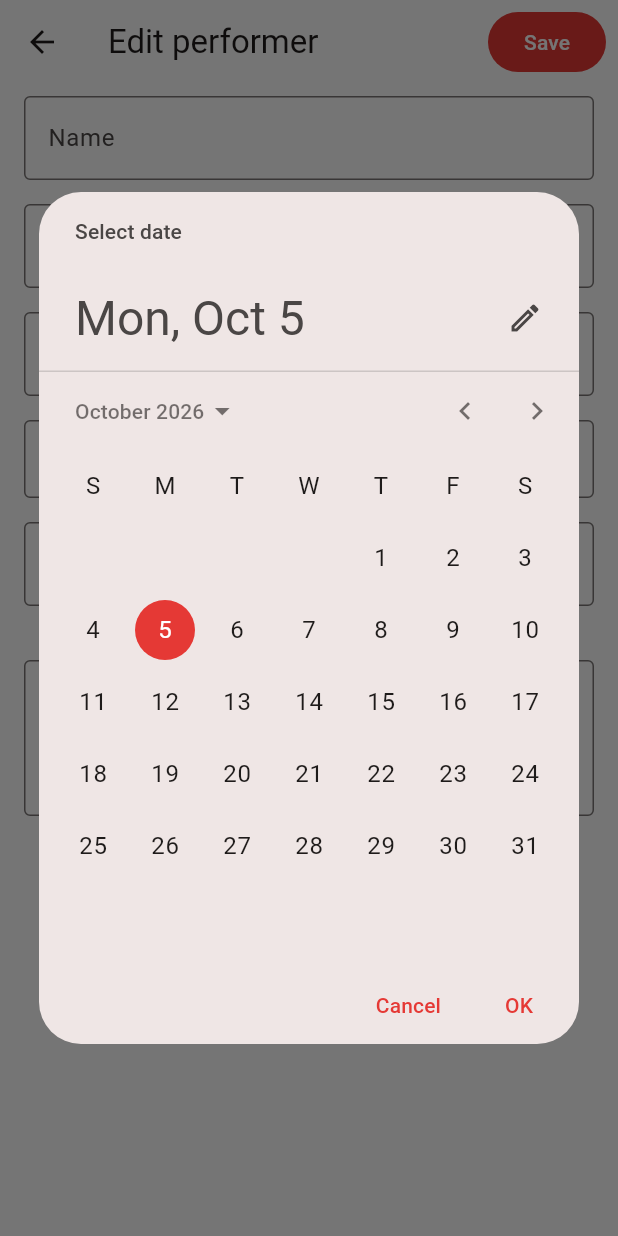
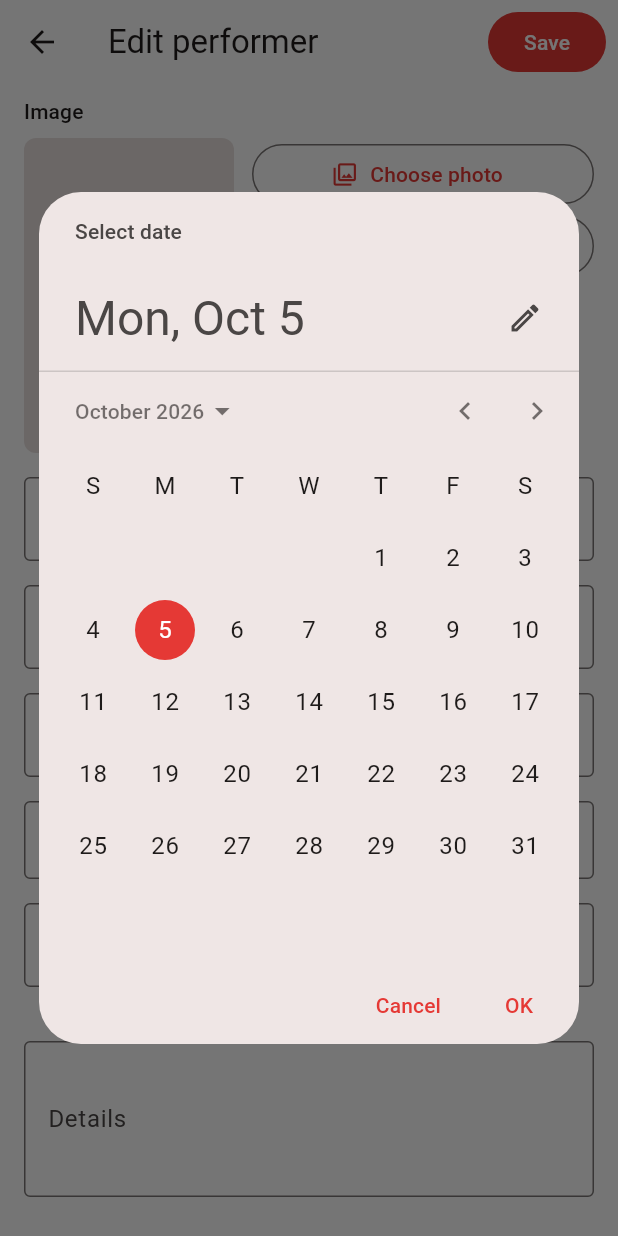
Before and after one commit to Two-Play/StashTube, a Flutter app: the PerformerEditPage screen opened directly with empty values, after a tap on an icon or button, on a phone screen of 412 x 824 dp. Run offline on Flutter 3.47's test engine with Material 3 defaults, Android fonts, the phone set to English and light mode, and no system bars; drawn by our look-alikes of cached_network_image; our stand-ins replace flutter_riverpod, flutter_svg, graphql_flutter, image_picker, shared_preferences; missing offline and left inert: country_flags, flutter_chrome_cast, media_kit, media_kit_video, miniplayer; accounts and stored records are empty; network calls fail.

Commit message:
Edit images and URLs (backlog 17.3)
- Image field in edit forms: scene cover, performer image, studio logo,
  tag image; choose a photo from the library (scaled to max 2048 px) or
  use an image URL; sent as a data URI or URL in the update input
- URL lists for scenes, performers and galleries, loaded with separate
  queries so servers without `urls` only lose the URL editor; studio
  website field
- Fix: the "From URL" dialog disposed its text controller while still
  closing; URL loading errors no longer escape initState
- SDK constraint raised to ^3.12 (already required by Riverpod 3)
- iOS photo library usage description; image_picker dependency

Co-Authored-By: Claude Opus 5.5 <noreply@anthropic.com>

```diff
--- a/lib/core/api/queries.dart
+++ b/lib/core/api/queries.dart
@@ -139,6 +139,20 @@ mutation GalleryEdit($input: GalleryUpdateInput!) {
   galleryUpdate(input: $input) { ...GalleryFields }
 }
 ''' '$_galleryFields';
+
+  /// URL lists, queried separately so older Stash versions without `urls`
+  /// only lose the URL editor, not the lists.
+  static const sceneUrls = r'''
+query SceneUrls($id: ID!) { findScene(id: $id) { id urls } }
+''';
+
+  static const performerUrls = r'''
+query PerformerUrls($id: ID!) { findPerformer(id: $id) { id urls } }
+''';
+
+  static const galleryUrls = r'''
+query GalleryUrls($id: ID!) { findGallery(id: $id) { id urls } }
+''';
 
   static const performerSetFavorite = r'''
 mutation PerformerSetFavorite($id: ID!, $favorite: Boolean!) {
--- a/lib/features/edit/edit_pages.dart
+++ b/lib/features/edit/edit_pages.dart
@@ -11,6 +11,7 @@ import '../../data/repositories/stash_repository.dart';
 import '../player/player_providers.dart';
 import '../player/scene_edits.dart';
 import 'edit_common.dart';
+import 'media_fields.dart';
 
 /// Adds `key: value` to [changes] when it differs from [original].
 void _diff(Map<String, dynamic> changes, String key, Object? original, Object? value) {
@@ -24,6 +25,30 @@ void _diff(Map<String, dynamic> changes, String key, Object? original, Object? v
 
 String? _blankToNull(String text) => text.trim().isEmpty ? null : text.trim();
 
+/// Loads an entity's URL list once for the form; null = not supported by
+/// the server (the URL editor is hidden then).
+mixin _UrlsLoader<T extends ConsumerStatefulWidget> on ConsumerState<T> {
+  List<String>? originalUrls;
+  List<String>? urls;
+
+  Future<List<String>?> loadUrls(StashRepository repo);
+
+  @override
+  void initState() {
+    super.initState();
+    // Future.sync: errors thrown synchronously also end up in onError.
+    Future.sync(() => loadUrls(ref.read(stashRepositoryProvider))).then((value) {
+      if (mounted) setState(() => originalUrls = urls = value);
+    }, onError: (_) {});
+  }
+
+  void diffUrls(Map<String, dynamic> changes) {
+    if (originalUrls != null && urls != null) _diff(changes, 'urls', originalUrls, urls);
+  }
+
+  Widget? urlsField() => urls == null ? null : UrlListField(urls: urls!, onChanged: (v) => setState(() => urls = v));
+}
+
 // ---------------------------------------------------------------- Scene
 
 class SceneEditPage extends ConsumerStatefulWidget {
@@ -35,13 +60,17 @@ class SceneEditPage extends ConsumerStatefulWidget {
   ConsumerState<SceneEditPage> createState() => _SceneEditPageState();
 }
 
-class _SceneEditPageState extends ConsumerState<SceneEditPage> {
+class _SceneEditPageState extends ConsumerState<SceneEditPage> with _UrlsLoader {
   late final _title = TextEditingController(text: widget.scene.title);
   late final _details = TextEditingController(text: widget.scene.details ?? '');
   late DateTime? _date = widget.scene.date;
   late Studio? _studio = widget.scene.studio;
   late List<Performer> _performers = widget.scene.performers;
   late bool _organized = widget.scene.organized;
+  ImageChoice? _cover;
+
+  @override
+  Future<List<String>?> loadUrls(StashRepository repo) => repo.sceneUrls(widget.scene.id);
 
   @override
   void dispose() {
@@ -59,6 +88,8 @@ class _SceneEditPageState extends ConsumerState<SceneEditPage> {
     _diff(changes, 'studio_id', s.studio?.id, _studio?.id);
     _diff(changes, 'performer_ids', [for (final p in s.performers) p.id], [for (final p in _performers) p.id]);
     _diff(changes, 'organized', s.organized, _organized);
+    if (_cover != null) changes['cover_image'] = _cover!.value;
+    diffUrls(changes);
     if (changes.isEmpty) return false;
 
     final updated = await ref.read(stashRepositoryProvider).updateScene(s.id, changes);
@@ -73,6 +104,12 @@ class _SceneEditPageState extends ConsumerState<SceneEditPage> {
         title: 'Edit scene',
         onSave: _save,
         children: [
+          ImageEditField(
+            label: 'Cover',
+            currentUrl: widget.scene.screenshotUrl,
+            choice: _cover,
+            onChanged: (c) => setState(() => _cover = c),
+          ),
           TextField(
             controller: _title,
             decoration: const InputDecoration(labelText: 'Title', border: OutlineInputBorder()),
@@ -108,6 +145,7 @@ class _SceneEditPageState extends ConsumerState<SceneEditPage> {
             value: _organized,
             onChanged: (v) => setState(() => _organized = v),
           ),
+          ?urlsField(),
         ],
       );
 }
@@ -132,13 +170,17 @@ class PerformerEditPage extends ConsumerStatefulWidget {
   ConsumerState<PerformerEditPage> createState() => _PerformerEditPageState();
 }
 
-class _PerformerEditPageState extends ConsumerState<PerformerEditPage> {
+class _PerformerEditPageState extends ConsumerState<PerformerEditPage> with _UrlsLoader {
   late final _name = TextEditingController(text: widget.performer.name);
   late final _disambiguation = TextEditingController(text: widget.performer.disambiguation ?? '');
   late final _country = TextEditingController(text: widget.performer.country ?? '');
   late final _details = TextEditingController(text: widget.performer.details ?? '');
   late String? _gender = _genders.containsKey(widget.performer.gender) ? widget.performer.gender : null;
   late DateTime? _birthdate = widget.performer.birthdate;
+  ImageChoice? _image;
+
+  @override
+  Future<List<String>?> loadUrls(StashRepository repo) => repo.performerUrls(widget.performer.id);
 
   @override
   void dispose() {
@@ -158,6 +200,8 @@ class _PerformerEditPageState extends ConsumerState<PerformerEditPage> {
     _diff(changes, 'details', p.details, _blankToNull(_details.text));
     _diff(changes, 'gender', _genders.containsKey(p.gender) ? p.gender : null, _gender);
     _diff(changes, 'birthdate', stashDate(p.birthdate), stashDate(_birthdate));
+    if (_image != null) changes['image'] = _image!.value;
+    diffUrls(changes);
     if (changes.isEmpty) return false;
 
     await ref.read(stashRepositoryProvider).updatePerformer(p.id, changes);
@@ -171,6 +215,13 @@ class _PerformerEditPageState extends ConsumerState<PerformerEditPage> {
         title: 'Edit performer',
         onSave: _save,
         children: [
+          ImageEditField(
+            label: 'Image',
+            currentUrl: widget.performer.imageUrl,
+            choice: _image,
+            aspectRatio: 2 / 3,
+            onChanged: (c) => setState(() => _image = c),
+          ),
           TextField(controller: _name, decoration: const InputDecoration(labelText: 'Name', border: OutlineInputBorder())),
           TextField(
             controller: _disambiguation,
@@ -202,6 +253,7 @@ class _PerformerEditPageState extends ConsumerState<PerformerEditPage> {
             maxLines: 8,
             decoration: const InputDecoration(labelText: 'Details', border: OutlineInputBorder()),
           ),
+          ?urlsField(),
         ],
       );
 }
@@ -221,11 +273,14 @@ class _StudioEditPageState extends ConsumerState<StudioEditPage> {
   late final _name = TextEditingController(text: widget.studio.name);
   late final _details = TextEditingController(text: widget.studio.details ?? '');
   late Studio? _parent = widget.studio.parent;
+  late final _url = TextEditingController(text: widget.studio.url ?? '');
+  ImageChoice? _image;
 
   @override
   void dispose() {
     _name.dispose();
     _details.dispose();
+    _url.dispose();
     super.dispose();
   }
 
@@ -236,6 +291,8 @@ class _StudioEditPageState extends ConsumerState<StudioEditPage> {
     _diff(changes, 'name', s.name, _name.text.trim());
     _diff(changes, 'details', s.details, _blankToNull(_details.text));
     _diff(changes, 'parent_id', s.parent?.id, _parent?.id);
+    _diff(changes, 'url', s.url, _blankToNull(_url.text));
+    if (_image != null) changes['image'] = _image!.value;
     if (changes.isEmpty) return false;
 
     await ref.read(stashRepositoryProvider).updateStudio(s.id, changes);
@@ -249,6 +306,13 @@ class _StudioEditPageState extends ConsumerState<StudioEditPage> {
         title: 'Edit studio',
         onSave: _save,
         children: [
+          ImageEditField(
+            label: 'Logo',
+            currentUrl: widget.studio.imageUrl,
+            choice: _image,
+            aspectRatio: 1,
+            onChanged: (c) => setState(() => _image = c),
+          ),
           TextField(controller: _name, decoration: const InputDecoration(labelText: 'Name', border: OutlineInputBorder())),
           PickerField(
             label: 'Parent studio',
@@ -265,6 +329,11 @@ class _StudioEditPageState extends ConsumerState<StudioEditPage> {
               setState(() => _parent = picked);
             },
             onClear: () => setState(() => _parent = null),
+          ),
+          TextField(
+            controller: _url,
+            keyboardType: TextInputType.url,
+            decoration: const InputDecoration(labelText: 'Website', border: OutlineInputBorder()),
           ),
           TextField(
             controller: _details,
@@ -290,6 +359,7 @@ class TagEditPage extends ConsumerStatefulWidget {
 class _TagEditPageState extends ConsumerState<TagEditPage> {
   late final _name = TextEditingController(text: widget.tag.name);
   late final _description = TextEditingController(text: widget.tag.description ?? '');
+  ImageChoice? _image;
 
   @override
   void dispose() {
@@ -304,6 +374,7 @@ class _TagEditPageState extends ConsumerState<TagEditPage> {
     final changes = <String, dynamic>{};
     _diff(changes, 'name', t.name, _name.text.trim());
     _diff(changes, 'description', t.description, _blankToNull(_description.text));
+    if (_image != null) changes['image'] = _image!.value;
     if (changes.isEmpty) return false;
 
     await ref.read(stashRepositoryProvider).updateTag(t.id, changes);
@@ -317,6 +388,13 @@ class _TagEditPageState extends ConsumerState<TagEditPage> {
         title: 'Edit tag',
         onSave: _save,
         children: [
+          ImageEditField(
+            label: 'Image',
+            currentUrl: widget.tag.imageUrl,
+            choice: _image,
+            aspectRatio: 1,
+            onChanged: (c) => setState(() => _image = c),
+          ),
           TextField(
             controller: _name,
             decoration: const InputDecoration(labelText: 'Name', prefixText: '#', border: OutlineInputBorder()),
@@ -342,10 +420,13 @@ class GalleryEditPage extends ConsumerStatefulWidget {
   ConsumerState<GalleryEditPage> createState() => _GalleryEditPageState();
 }
 
-class _GalleryEditPageState extends ConsumerState<GalleryEditPage> {
+class _GalleryEditPageState extends ConsumerState<GalleryEditPage> with _UrlsLoader {
   late final _title = TextEditingController(text: widget.gallery.title);
   late final _details = TextEditingController(text: widget.gallery.details ?? '');
   late DateTime? _date = widget.gallery.date;
+
+  @override
+  Future<List<String>?> loadUrls(StashRepository repo) => repo.galleryUrls(widget.gallery.id);
 
   @override
   void dispose() {
@@ -360,6 +441,7 @@ class _GalleryEditPageState extends ConsumerState<GalleryEditPage> {
     _diff(changes, 'title', g.title, _title.text.trim());
     _diff(changes, 'details', g.details, _blankToNull(_details.text));
     _diff(changes, 'date', stashDate(g.date), stashDate(_date));
+    diffUrls(changes);
     if (changes.isEmpty) return false;
 
     await ref.read(stashRepositoryProvider).updateGallery(g.id, changes);
@@ -381,6 +463,7 @@ class _GalleryEditPageState extends ConsumerState<GalleryEditPage> {
             maxLines: 8,
             decoration: const InputDecoration(labelText: 'Details', border: OutlineInputBorder()),
           ),
+          ?urlsField(),
         ],
       );
 }
--- /dev/null
+++ b/lib/features/edit/media_fields.dart
@@ -0,0 +1,230 @@
+import 'dart:convert';
+import 'dart:typed_data';
+
+import 'package:flutter/material.dart';
+import 'package:image_picker/image_picker.dart';
+
+import '../../widgets/stash_image.dart';
+
+/// A new image for an entity, as Stash's update inputs accept it: a data URI
+/// with the image bytes, or a URL Stash downloads itself.
+class ImageChoice {
+  const ImageChoice.bytes(Uint8List this.bytes, this.mimeType) : url = null;
+  const ImageChoice.url(String this.url)
+      : bytes = null,
+        mimeType = null;
+
+  final Uint8List? bytes;
+  final String? mimeType;
+  final String? url;
+
+  String get value => url ?? 'data:$mimeType;base64,${base64Encode(bytes!)}';
+}
+
+/// Picks a photo from the library, scaled down to a sensible upload size.
+typedef PhotoPicker = Future<ImageChoice?> Function();
+
+Future<ImageChoice?> pickPhotoFromLibrary() async {
+  final file = await ImagePicker().pickImage(source: ImageSource.gallery, maxWidth: 2048, maxHeight: 2048, imageQuality: 90);
+  if (file == null) return null;
+  final bytes = await file.readAsBytes();
+  return ImageChoice.bytes(bytes, file.mimeType ?? _mimeFromName(file.name));
+}
+
+String _mimeFromName(String name) {
+  final lower = name.toLowerCase();
+  if (lower.endsWith('.png')) return 'image/png';
+  if (lower.endsWith('.webp')) return 'image/webp';
+  if (lower.endsWith('.gif')) return 'image/gif';
+  return 'image/jpeg';
+}
+
+/// Shows the current image (or the newly chosen one) with "Choose photo" and
+/// "From URL" (17.3).
+class ImageEditField extends StatelessWidget {
+  const ImageEditField({
+    super.key,
+    required this.label,
+    required this.currentUrl,
+    required this.choice,
+    required this.onChanged,
+    this.aspectRatio = 16 / 9,
+    this.picker = pickPhotoFromLibrary,
+  });
+
+  final String label;
+  final String? currentUrl;
+  final ImageChoice? choice;
+  final ValueChanged<ImageChoice?> onChanged;
+  final double aspectRatio;
+  final PhotoPicker picker;
+
+  Future<void> _fromUrl(BuildContext context) async {
+    final url = await showDialog<String>(context: context, builder: (_) => const _UrlDialog());
+    if (url == null || url.isEmpty) return;
+    if (!(Uri.tryParse(url)?.isAbsolute ?? false)) {
+      if (context.mounted) {
+        ScaffoldMessenger.of(context).showSnackBar(const SnackBar(content: Text('That is not a valid URL')));
+      }
+      return;
+    }
+    onChanged(ImageChoice.url(url));
+  }
+
+  @override
+  Widget build(BuildContext context) {
+    final theme = Theme.of(context);
+    final choice = this.choice;
+    final Widget preview;
+    if (choice?.bytes case final bytes?) {
+      preview = Image.memory(bytes, fit: BoxFit.cover);
+    } else if (choice?.url case final url?) {
+      preview = Image.network(url, fit: BoxFit.cover, errorBuilder: (_, __, ___) => const Icon(Icons.broken_image));
+    } else {
+      preview = StashImage(currentUrl, fallbackIcon: Icons.image_outlined);
+    }
+
+    return Column(
+      crossAxisAlignment: CrossAxisAlignment.start,
+      children: [
+        Text(label, style: theme.textTheme.labelLarge),
+        const SizedBox(height: 8),
+        Row(
+          crossAxisAlignment: CrossAxisAlignment.start,
+          children: [
+            SizedBox(
+              width: 140,
+              child: AspectRatio(
+                aspectRatio: aspectRatio,
+                child: ClipRRect(borderRadius: BorderRadius.circular(8), child: preview),
+              ),
+            ),
+            const SizedBox(width: 12),
+            Expanded(
+              child: Column(
+                crossAxisAlignment: CrossAxisAlignment.stretch,
+                children: [
+                  OutlinedButton.icon(
+                    icon: const Icon(Icons.photo_library_outlined),
+                    label: const Text('Choose photo'),
+                    onPressed: () async {
+                      final picked = await picker();
+                      if (picked != null) onChanged(picked);
+                    },
+                  ),
+                  OutlinedButton.icon(
+                    icon: const Icon(Icons.link),
+                    label: const Text('From URL'),
+                    onPressed: () => _fromUrl(context),
+                  ),
+                  if (choice != null)
+                    TextButton(onPressed: () => onChanged(null), child: const Text('Keep current image')),
+                ],
+              ),
+            ),
+          ],
+        ),
+      ],
+    );
+  }
+}
+
+/// Asks for an image URL. Owns its text controller so it outlives the
+/// dialog's closing animation.
+class _UrlDialog extends StatefulWidget {
+  const _UrlDialog();
+
+  @override
+  State<_UrlDialog> createState() => _UrlDialogState();
+}
+
+class _UrlDialogState extends State<_UrlDialog> {
+  final _controller = TextEditingController();
+
+  @override
+  void dispose() {
+    _controller.dispose();
+    super.dispose();
+  }
+
+  @override
+  Widget build(BuildContext context) => AlertDialog(
+        title: const Text('Image from URL'),
+        content: TextField(
+          controller: _controller,
+          autofocus: true,
+          keyboardType: TextInputType.url,
+          decoration: const InputDecoration(hintText: 'https://…'),
+        ),
+        actions: [
+          TextButton(onPressed: () => Navigator.pop(context), child: const Text('Cancel')),
+          FilledButton(onPressed: () => Navigator.pop(context, _controller.text.trim()), child: const Text('Use')),
+        ],
+      );
+}
+
+/// Editable list of URLs (17.3).
+class UrlListField extends StatefulWidget {
+  const UrlListField({super.key, required this.urls, required this.onChanged});
+
+  final List<String> urls;
+  final ValueChanged<List<String>> onChanged;
+
+  @override
+  State<UrlListField> createState() => _UrlListFieldState();
+}
+
+class _UrlListFieldState extends State<UrlListField> {
+  final _input = TextEditingController();
+  String? _error;
+
+  @override
+  void dispose() {
+    _input.dispose();
+    super.dispose();
+  }
+
+  void _add() {
+    final url = _input.text.trim();
+    if (url.isEmpty) return;
+    if (!(Uri.tryParse(url)?.isAbsolute ?? false)) {
+      setState(() => _error = 'Enter a full URL, e.g. https://…');
+      return;
+    }
+    setState(() => _error = null);
+    _input.clear();
+    if (!widget.urls.contains(url)) widget.onChanged([...widget.urls, url]);
+  }
+
+  @override
+  Widget build(BuildContext context) => Column(
+        crossAxisAlignment: CrossAxisAlignment.start,
+        children: [
+          Text('URLs', style: Theme.of(context).textTheme.labelLarge),
+          for (final url in widget.urls)
+            ListTile(
+              contentPadding: EdgeInsets.zero,
+              dense: true,
+              leading: const Icon(Icons.link),
+              title: Text(url, maxLines: 1, overflow: TextOverflow.ellipsis),
+              trailing: IconButton(
+                tooltip: 'Remove URL',
+                icon: const Icon(Icons.close),
+                onPressed: () => widget.onChanged(widget.urls.where((u) => u != url).toList()),
+              ),
+            ),
+          TextField(
+            controller: _input,
+            keyboardType: TextInputType.url,
+            onSubmitted: (_) => _add(),
+            decoration: InputDecoration(
+              hintText: 'Add URL',
+              errorText: _error,
+              border: const OutlineInputBorder(),
+              isDense: true,
+              suffixIcon: IconButton(tooltip: 'Add URL', icon: const Icon(Icons.add), onPressed: _add),
+            ),
+          ),
+        ],
+      );
+}
--- a/pubspec.yaml
+++ b/pubspec.yaml
@@ -19,7 +19,7 @@ publish_to: 'none' # Remove this line if you wish to publish to pub.dev
 version: 1.0.0+1
 
 environment:
-  sdk: '>=3.3.3 <4.0.0'
+  sdk: ^3.12.0 # flutter_riverpod 3 requires Dart 3.12
 
 # Dependencies specify other packages that your package needs in order to work.
 # To automatically upgrade your package dependencies to the latest versions
@@ -50,6 +50,7 @@ dependencies:
   http: ^1.6.0
   # 1.5 pulls in permission_handler 13, which needs compileSdk 37 (beyond AGP 9.1).
   flutter_chrome_cast: '>=1.4.8 <1.5.0'
+  image_picker: ^1.2.3
 
 dev_dependencies:
   flutter_test:
```
Also changed, not shown: lib/data/repositories/stash_repository.dart (+18 -3 lines), 4 other files.
